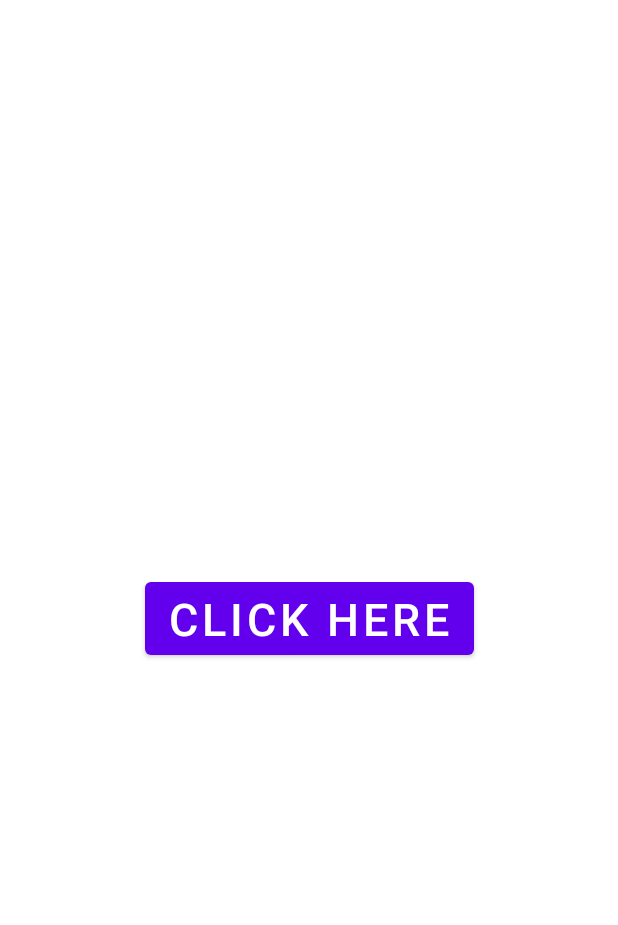
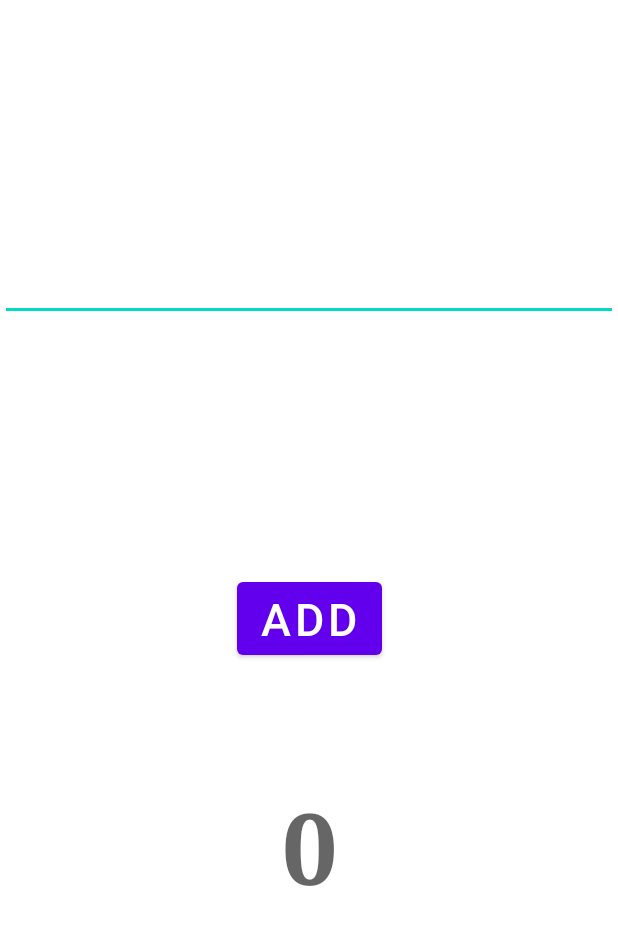
Before and after one commit to klloni/Compose-Projects, an Android app: the layout activity_main.xml on its own in the app's theme, with its tools: preview values and no code run, on a phone screen of 412 x 824 dp. Shown: the top 925 px of the screen. Run offline under Robolectric (Android 15) with nearby library versions, the phone set to English and light mode, and no system bars.

```diff
--- a/app/src/main/res/layout/activity_main.xml
+++ b/app/src/main/res/layout/activity_main.xml
@@ -2,15 +2,17 @@
 <layout xmlns:android="http://schemas.android.com/apk/res/android"
     xmlns:app="http://schemas.android.com/apk/res-auto"
     xmlns:tools="http://schemas.android.com/tools">
+
     <androidx.constraintlayout.widget.ConstraintLayout
         android:layout_width="match_parent"
         android:layout_height="match_parent"
         tools:context=".MainActivity">
 
         <TextView
-            android:id="@+id/count_text"
+            android:id="@+id/text_value"
             android:layout_width="wrap_content"
             android:layout_height="wrap_content"
+            android:hint="0"
             android:textSize="66sp"
             android:textStyle="bold"
             android:typeface="serif"
@@ -18,14 +20,23 @@
             app:layout_constraintEnd_toEndOf="parent"
             app:layout_constraintHorizontal_bias="0.5"
             app:layout_constraintStart_toStartOf="parent"
-            app:layout_constraintTop_toTopOf="parent"
+            app:layout_constraintTop_toBottomOf="@id/button"
             app:layout_constraintVertical_bias="0.262" />
+
+        <EditText
+            android:id="@+id/et_value"
+            android:layout_width="match_parent"
+            android:layout_height="wrap_content"
+            app:layout_constraintBottom_toTopOf="@id/button"
+            app:layout_constraintEnd_toEndOf="parent"
+            app:layout_constraintStart_toStartOf="parent"
+            app:layout_constraintTop_toTopOf="parent" />
 
         <Button
             android:id="@+id/button"
             android:layout_width="wrap_content"
             android:layout_height="wrap_content"
-            android:text="Click Here"
+            android:text="Add"
             android:textSize="30sp"
             app:layout_constraintBottom_toBottomOf="parent"
             app:layout_constraintEnd_toEndOf="parent"
```
Also changed, not shown: app/src/main/java/com/klloni/viewmodeldemo1/MainActivity.kt (+16 -2 lines), app/src/main/java/com/klloni/viewmodeldemo1/MainActivityViewModel.kt (+6 -5 lines).
